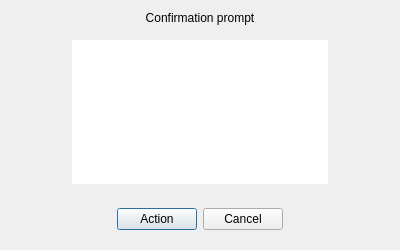
First picture: the form in arches_project/ui/resource_confirmation_dialog.ui, repository archesproject/arches-qgis, before the edit.
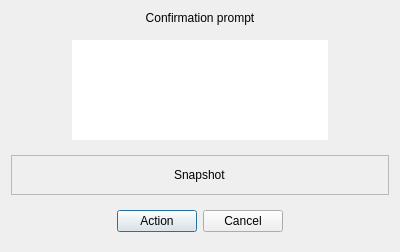
Second picture: the form after the edit. Icons and pictures are not drawn.

Commit message: add snapshot image of replacement geometries

The edit to the form file:
```diff
--- a/arches_project/ui/resource_confirmation_dialog.ui
+++ b/arches_project/ui/resource_confirmation_dialog.ui
@@ -55,6 +55,18 @@
       </item>
       <item>
        <widget class="QTextEdit" name="infoText">
+        <property name="minimumSize">
+         <size>
+          <width>0</width>
+          <height>100</height>
+         </size>
+        </property>
+        <property name="maximumSize">
+         <size>
+          <width>16777215</width>
+          <height>400</height>
+         </size>
+        </property>
         <property name="frameShape">
          <enum>QFrame::NoFrame</enum>
         </property>
@@ -90,6 +102,51 @@
         <property name="sizeHint" stdset="0">
          <size>
           <width>40</width>
+          <height>40</height>
+         </size>
+        </property>
+       </spacer>
+      </item>
+     </layout>
+    </widget>
+   </item>
+   <item>
+    <widget class="QFrame" name="snapshotFrame">
+     <property name="frameShape">
+      <enum>QFrame::StyledPanel</enum>
+     </property>
+     <property name="frameShadow">
+      <enum>QFrame::Raised</enum>
+     </property>
+     <layout class="QHBoxLayout" name="horizontalLayout_3">
+      <item>
+       <spacer name="horizontalSpacer_5">
+        <property name="orientation">
+         <enum>Qt::Horizontal</enum>
+        </property>
+        <property name="sizeHint" stdset="0">
+         <size>
+          <width>138</width>
+          <height>20</height>
+         </size>
+        </property>
+       </spacer>
+      </item>
+      <item>
+       <widget class="QLabel" name="snapshotLabel">
+        <property name="text">
+         <string>Snapshot</string>
+        </property>
+       </widget>
+      </item>
+      <item>
+       <spacer name="horizontalSpacer_6">
+        <property name="orientation">
+         <enum>Qt::Horizontal</enum>
+        </property>
+        <property name="sizeHint" stdset="0">
+         <size>
+          <width>137</width>
           <height>20</height>
          </size>
         </property>
```
The commit also changes 4 other files.
